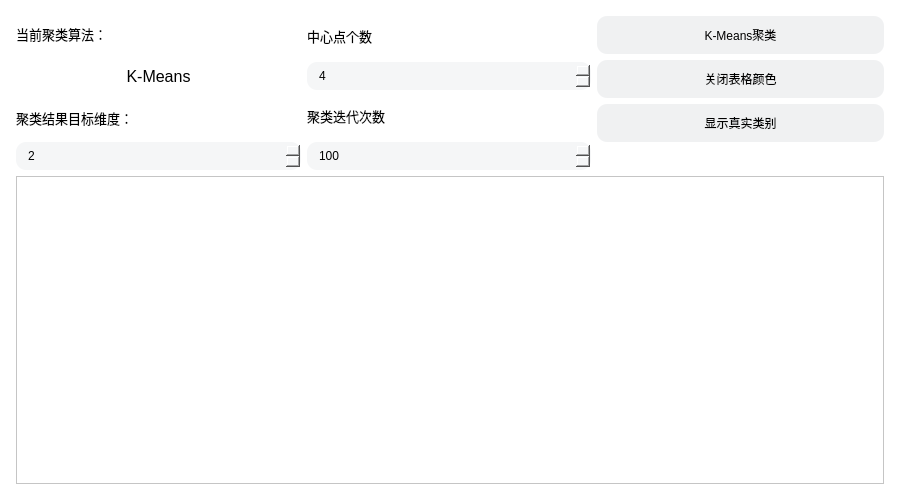
The window that visual-clinic/meansdialog.ui (gtxzsxxk/visual-clinic) describes before a commit, drawn with Qt 5.
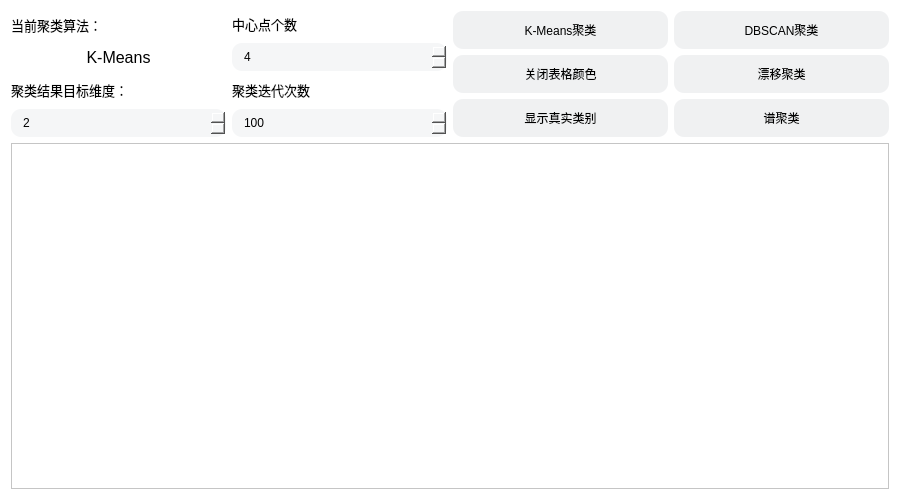
The same window after the commit.

Commit message: feat: add more cluster library and buttons in meansdialog.cpp

What changed in the file:
```diff
--- a/visual-clinic/meansdialog.ui
+++ b/visual-clinic/meansdialog.ui
@@ -455,23 +455,11 @@
   <property name="windowTitle">
    <string>聚类分析</string>
   </property>
+  <layout class="QHBoxLayout" name="horizontalLayout_4" stretch="1">
+   <item>
+    <layout class="QVBoxLayout" name="verticalLayout_5">
+     <item>
   <layout class="QHBoxLayout" name="horizontalLayout_3">
-   <property name="leftMargin">
-    <number>16</number>
-   </property>
-   <property name="topMargin">
-    <number>16</number>
-   </property>
-   <property name="rightMargin">
-    <number>16</number>
-   </property>
-   <property name="bottomMargin">
-    <number>16</number>
-   </property>
-   <item>
-    <layout class="QVBoxLayout" name="verticalLayout_4" stretch="1,2">
-     <item>
-      <layout class="QHBoxLayout" name="horizontalLayout_2" stretch="2,1">
        <item>
         <layout class="QHBoxLayout" name="horizontalLayout">
          <item>
@@ -623,6 +611,8 @@
         </layout>
        </item>
        <item>
+        <layout class="QHBoxLayout" name="horizontalLayout_2">
+         <item>
         <layout class="QVBoxLayout" name="verticalLayout_2">
          <item>
           <widget class="QPushButton" name="kmeans_btn">
@@ -699,18 +689,86 @@
            </property>
           </widget>
          </item>
+          </layout>
+         </item>
          <item>
-          <spacer name="verticalSpacer">
-           <property name="orientation">
-            <enum>Qt::Vertical</enum>
-           </property>
-           <property name="sizeHint" stdset="0">
-            <size>
-             <width>20</width>
-             <height>40</height>
-            </size>
-           </property>
-          </spacer>
+          <layout class="QVBoxLayout" name="verticalLayout_4">
+           <item>
+            <widget class="QPushButton" name="dbscan_btn">
+             <property name="cursor">
+              <cursorShape>PointingHandCursor</cursorShape>
+             </property>
+             <property name="styleSheet">
+              <string notr="true">QPushButton {
+	background:#f0f1f2;
+	border:none;
+	border-radius:  10px;
+	padding:10px;
+}
+
+QPushButton:hover {
+	background:#eaebec;
+	border:none;
+	border-radius:  10px;
+	padding:10px;
+}</string>
+             </property>
+             <property name="text">
+              <string>DBSCAN聚类</string>
+             </property>
+            </widget>
+           </item>
+           <item>
+            <widget class="QPushButton" name="meanshift_btn">
+             <property name="cursor">
+              <cursorShape>PointingHandCursor</cursorShape>
+             </property>
+             <property name="styleSheet">
+              <string notr="true">QPushButton {
+	background:#f0f1f2;
+	border:none;
+	border-radius:  10px;
+	padding:10px;
+}
+
+QPushButton:hover {
+	background:#eaebec;
+	border:none;
+	border-radius:  10px;
+	padding:10px;
+}</string>
+             </property>
+             <property name="text">
+              <string>漂移聚类</string>
+             </property>
+            </widget>
+           </item>
+           <item>
+            <widget class="QPushButton" name="spectral_btn">
+             <property name="cursor">
+              <cursorShape>PointingHandCursor</cursorShape>
+             </property>
+             <property name="styleSheet">
+              <string notr="true">QPushButton {
+	background:#f0f1f2;
+	border:none;
+	border-radius:  10px;
+	padding:10px;
+}
+
+QPushButton:hover {
+	background:#eaebec;
+	border:none;
+	border-radius:  10px;
+	padding:10px;
+}</string>
+             </property>
+             <property name="text">
+              <string>谱聚类</string>
+             </property>
+            </widget>
+           </item>
+          </layout>
          </item>
         </layout>
        </item>
```
Lines whose indentation alone changed are shown as unchanged. The commit also changes 4 other files.
